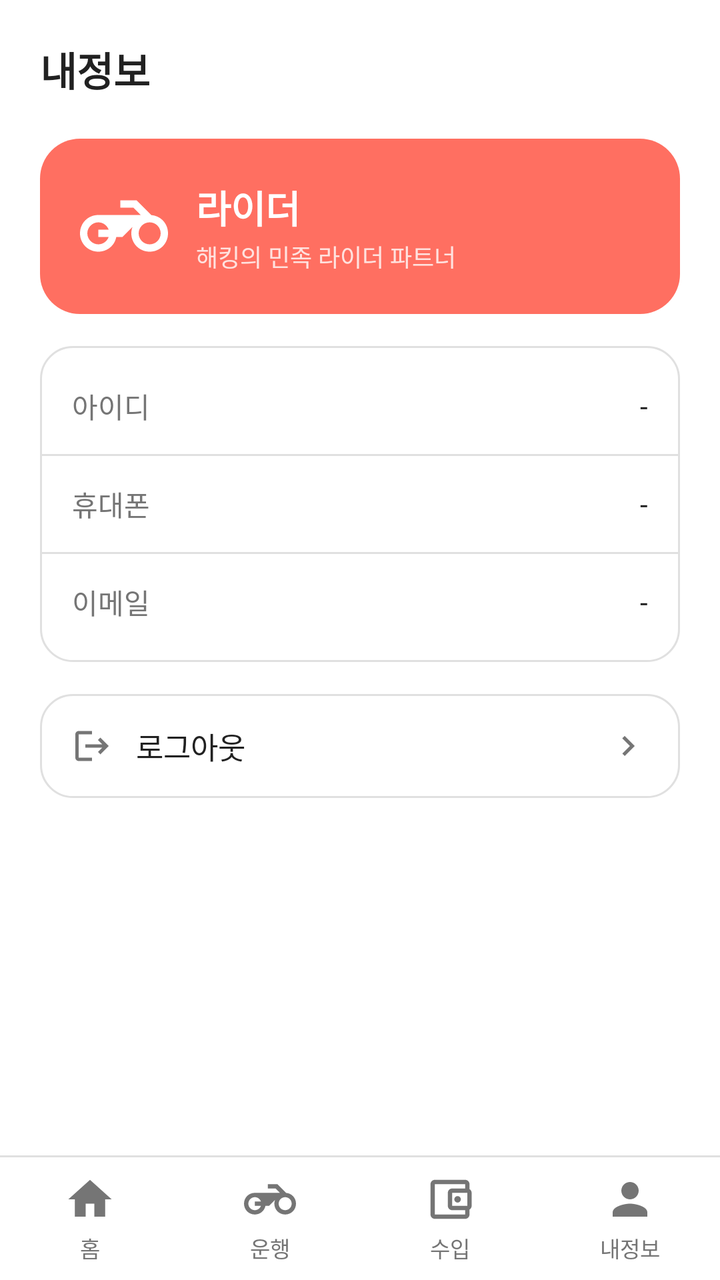
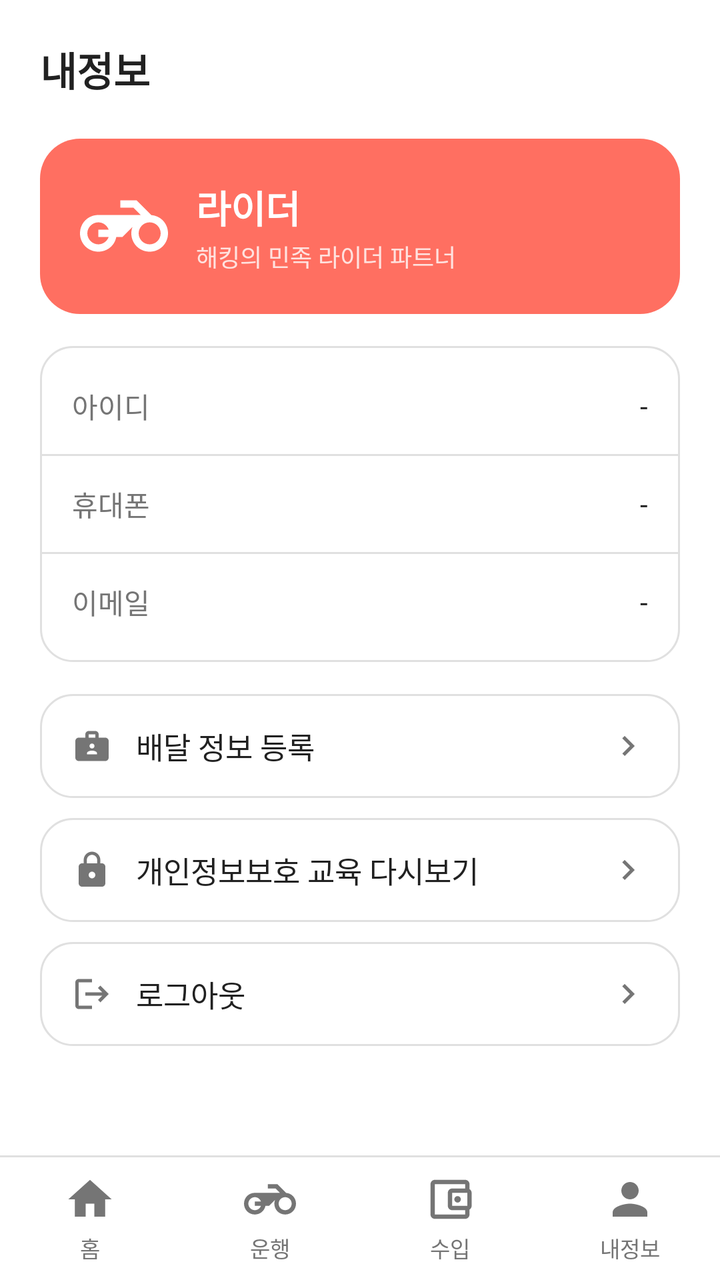

The first picture is an Android layout as it rendered before a commit; the second is the same layout after the commit. The layout source and the unified diff follow.
<!-- AndroidManifest.xml: application theme Theme.Connect -->
<!-- res/layout/activity_mypage.xml -->
<?xml version="1.0" encoding="utf-8"?>
<LinearLayout xmlns:android="http://schemas.android.com/apk/res/android"
    xmlns:app="http://schemas.android.com/apk/res-auto"
    android:layout_width="match_parent"
    android:layout_height="match_parent"
    android:orientation="vertical"
    android:background="@color/bg_deep">

    <TextView
        android:layout_width="match_parent"
        android:layout_height="wrap_content"
        android:text="내정보"
        android:textSize="20sp"
        android:textStyle="bold"
        android:textColor="@color/text_primary"
        android:padding="20dp"/>

    <ScrollView
        android:layout_width="match_parent"
        android:layout_height="0dp"
        android:layout_weight="1">

        <LinearLayout
            android:layout_width="match_parent"
            android:layout_height="wrap_content"
            android:orientation="vertical"
            android:paddingStart="20dp"
            android:paddingEnd="20dp"
            android:paddingBottom="20dp">

            
            <LinearLayout
                android:layout_width="match_parent"
                android:layout_height="wrap_content"
                android:orientation="horizontal"
                android:gravity="center_vertical"
                android:background="@drawable/bg_card_coral"
                android:padding="20dp"
                android:layout_marginBottom="16dp">

                <ImageView
                    android:layout_width="44dp"
                    android:layout_height="44dp"
                    android:src="@drawable/ic_scooter"
                    app:tint="#FFFFFF"
                    android:contentDescription="라이더"/>

                <LinearLayout
                    android:layout_width="0dp"
                    android:layout_height="wrap_content"
                    android:layout_weight="1"
                    android:orientation="vertical"
                    android:layout_marginStart="14dp">

                    <TextView
                        android:id="@+id/tv_nickname"
                        android:layout_width="wrap_content"
                        android:layout_height="wrap_content"
                        android:text="라이더"
                        android:textSize="19sp"
                        android:textStyle="bold"
                        android:textColor="#FFFFFF"/>

                    <TextView
                        android:layout_width="wrap_content"
                        android:layout_height="wrap_content"
                        android:text="해킹의 민족 라이더 파트너"
                        android:textSize="12sp"
                        android:textColor="#CCFFFFFF"
                        android:layout_marginTop="2dp"/>
                </LinearLayout>
            </LinearLayout>

            
            <LinearLayout
                android:layout_width="match_parent"
                android:layout_height="wrap_content"
                android:orientation="vertical"
                android:background="@drawable/bg_card"
                android:paddingTop="6dp"
                android:paddingBottom="6dp">

                <LinearLayout style="@style/MyPageRow">
                    <TextView style="@style/MyPageRowLabel" android:text="아이디"/>
                    <TextView
                        android:id="@+id/tv_username"
                        style="@style/MyPageRowValue"
                        android:text="-"/>
                </LinearLayout>

                <View style="@style/MyPageDivider"/>

                <LinearLayout style="@style/MyPageRow">
                    <TextView style="@style/MyPageRowLabel" android:text="휴대폰"/>
                    <TextView
                        android:id="@+id/tv_phone"
                        style="@style/MyPageRowValue"
                        android:text="-"/>
                </LinearLayout>

                <View style="@style/MyPageDivider"/>

                <LinearLayout style="@style/MyPageRow">
                    <TextView style="@style/MyPageRowLabel" android:text="이메일"/>
                    <TextView
                        android:id="@+id/tv_email"
                        style="@style/MyPageRowValue"
                        android:text="-"/>
                </LinearLayout>
            </LinearLayout>

            
            <LinearLayout
                android:id="@+id/row_logout"
                android:layout_width="match_parent"
                android:layout_height="52dp"
                android:orientation="horizontal"
                android:gravity="center_vertical"
                android:background="@drawable/bg_card"
                android:paddingStart="16dp"
                android:paddingEnd="16dp"
                android:layout_marginTop="16dp"
                android:clickable="true"
                android:focusable="true">

                <ImageView
                    android:layout_width="20dp"
                    android:layout_height="20dp"
                    android:src="@drawable/ic_logout"
                    app:tint="@color/text_secondary"
                    android:contentDescription="로그아웃"/>

                <TextView
                    android:layout_width="0dp"
                    android:layout_height="wrap_content"
                    android:layout_weight="1"
                    android:text="로그아웃"
                    android:textSize="15sp"
                    android:textColor="@color/text_primary"
                    android:layout_marginStart="12dp"/>

                <ImageView
                    android:layout_width="20dp"
                    android:layout_height="20dp"
                    android:src="@drawable/ic_chevron_right"
                    app:tint="@color/text_secondary"
                    android:contentDescription=""/>
            </LinearLayout>

        </LinearLayout>
    </ScrollView>

    <include layout="@layout/bottom_nav"/>

</LinearLayout>
<!-- res/layout/bottom_nav.xml (included above) -->
<?xml version="1.0" encoding="utf-8"?>
<LinearLayout xmlns:android="http://schemas.android.com/apk/res/android"
    xmlns:app="http://schemas.android.com/apk/res-auto"
    android:id="@+id/bottom_nav_root"
    android:layout_width="match_parent"
    android:layout_height="wrap_content"
    android:orientation="vertical"
    android:background="@color/bg_deep">

    <View
        android:layout_width="match_parent"
        android:layout_height="1dp"
        android:background="@color/stroke_dim"/>

    <LinearLayout
        android:layout_width="match_parent"
        android:layout_height="wrap_content"
        android:orientation="horizontal"
        android:paddingTop="8dp"
        android:paddingBottom="8dp">

        
        <LinearLayout
            android:id="@+id/nav_home"
            android:layout_width="0dp"
            android:layout_height="wrap_content"
            android:layout_weight="1"
            android:orientation="vertical"
            android:gravity="center"
            android:clickable="true"
            android:focusable="true"
            android:background="?attr/selectableItemBackgroundBorderless">

            <ImageView
                android:id="@+id/nav_home_icon"
                android:layout_width="26dp"
                android:layout_height="26dp"
                android:src="@drawable/ic_home"
                app:tint="@color/text_secondary"
                android:contentDescription="홈"/>

            <TextView
                android:id="@+id/nav_home_label"
                android:layout_width="wrap_content"
                android:layout_height="wrap_content"
                android:text="홈"
                android:textSize="11sp"
                android:textColor="@color/text_secondary"
                android:layout_marginTop="3dp"/>
        </LinearLayout>

        
        <LinearLayout
            android:id="@+id/nav_delivery"
            android:layout_width="0dp"
            android:layout_height="wrap_content"
            android:layout_weight="1"
            android:orientation="vertical"
            android:gravity="center"
            android:clickable="true"
            android:focusable="true"
            android:background="?attr/selectableItemBackgroundBorderless">

            <FrameLayout
                android:layout_width="wrap_content"
                android:layout_height="wrap_content">

                <ImageView
                    android:id="@+id/nav_delivery_icon"
                    android:layout_width="26dp"
                    android:layout_height="26dp"
                    android:src="@drawable/ic_scooter"
                    app:tint="@color/text_secondary"
                    android:contentDescription="운행"/>

                <TextView
                    android:id="@+id/tv_delivery_badge"
                    android:layout_width="wrap_content"
                    android:layout_height="16dp"
                    android:minWidth="16dp"
                    android:layout_gravity="top|end"
                    android:background="@drawable/bg_notice_badge"
                    android:gravity="center"
                    android:paddingStart="4dp"
                    android:paddingEnd="4dp"
                    android:text=""
                    android:textColor="#FFFFFF"
                    android:textSize="9sp"
                    android:textStyle="bold"
                    android:visibility="gone"/>

            </FrameLayout>

            <TextView
                android:id="@+id/nav_delivery_label"
                android:layout_width="wrap_content"
                android:layout_height="wrap_content"
                android:text="운행"
                android:textSize="11sp"
                android:textColor="@color/text_secondary"
                android:layout_marginTop="3dp"/>
        </LinearLayout>

        
        <LinearLayout
            android:id="@+id/nav_earnings"
            android:layout_width="0dp"
            android:layout_height="wrap_content"
            android:layout_weight="1"
            android:orientation="vertical"
            android:gravity="center"
            android:clickable="true"
            android:focusable="true"
            android:background="?attr/selectableItemBackgroundBorderless">

            <ImageView
                android:id="@+id/nav_earnings_icon"
                android:layout_width="26dp"
                android:layout_height="26dp"
                android:src="@drawable/ic_wallet"
                app:tint="@color/text_secondary"
                android:contentDescription="수입"/>

            <TextView
                android:id="@+id/nav_earnings_label"
                android:layout_width="wrap_content"
                android:layout_height="wrap_content"
                android:text="수입"
                android:textSize="11sp"
                android:textColor="@color/text_secondary"
                android:layout_marginTop="3dp"/>
        </LinearLayout>

        
        <LinearLayout
            android:id="@+id/nav_mypage"
            android:layout_width="0dp"
            android:layout_height="wrap_content"
            android:layout_weight="1"
            android:orientation="vertical"
            android:gravity="center"
            android:clickable="true"
            android:focusable="true"
            android:background="?attr/selectableItemBackgroundBorderless">

            <ImageView
                android:id="@+id/nav_mypage_icon"
                android:layout_width="26dp"
                android:layout_height="26dp"
                android:src="@drawable/ic_person"
                app:tint="@color/text_secondary"
                android:contentDescription="내정보"/>

            <TextView
                android:id="@+id/nav_mypage_label"
                android:layout_width="wrap_content"
                android:layout_height="wrap_content"
                android:text="내정보"
                android:textSize="11sp"
                android:textColor="@color/text_secondary"
                android:layout_marginTop="3dp"/>
        </LinearLayout>

    </LinearLayout>

</LinearLayout>
<!-- resources referenced by this layout -->
<resources>
  <color name="bg_deep">#FFFFFF</color>
  <color name="stroke_dim">#E0E0E0</color>
  <color name="text_primary">#212121</color>
  <color name="text_secondary">#757575</color>
  <!-- drawable bg_card (drawable) -->
  <shape xmlns:android="http://schemas.android.com/apk/res/android">
      <solid android:color="@color/bg_deep"/>
      <stroke android:width="1dp" android:color="@color/stroke_dim"/>
      <corners android:radius="16dp"/>
  </shape>
  <!-- drawable bg_card_coral (drawable) -->
  <shape xmlns:android="http://schemas.android.com/apk/res/android">
      <solid android:color="@color/coral_primary"/>
      <corners android:radius="20dp"/>
  </shape>
  <!-- drawable bg_notice_badge (drawable) -->
  <?xml version="1.0" encoding="utf-8"?>
  <shape xmlns:android="http://schemas.android.com/apk/res/android" android:shape="oval">
      <solid android:color="#F0338D" />
  </shape>
  <!-- drawable ic_chevron_right (drawable) -->
  <vector xmlns:android="http://schemas.android.com/apk/res/android"
      android:width="24dp"
      android:height="24dp"
      android:viewportWidth="24"
      android:viewportHeight="24">
      <path
          android:fillColor="#FF000000"
          android:pathData="M10,6L8.59,7.41 13.17,12l-4.58,4.59L10,18l6,-6z"/>
  </vector>
  <style name="MyPageDivider">
          <item name="android:layout_width">match_parent</item>
          <item name="android:layout_height">1dp</item>
          <item name="android:background">@color/stroke_dim</item>
      </style>
  <style name="MyPageRow">
          <item name="android:layout_width">match_parent</item>
          <item name="android:layout_height">48dp</item>
          <item name="android:orientation">horizontal</item>
          <item name="android:gravity">center_vertical</item>
          <item name="android:paddingStart">16dp</item>
          <item name="android:paddingEnd">16dp</item>
      </style>
  <style name="MyPageRowLabel">
          <item name="android:layout_width">80dp</item>
          <item name="android:layout_height">wrap_content</item>
          <item name="android:textSize">14sp</item>
          <item name="android:textColor">@color/text_secondary</item>
      </style>
  <style name="MyPageRowValue">
          <item name="android:layout_width">0dp</item>
          <item name="android:layout_height">wrap_content</item>
          <item name="android:layout_weight">1</item>
          <item name="android:textSize">14sp</item>
          <item name="android:textColor">@color/text_primary</item>
          <item name="android:gravity">end</item>
      </style>
  <style name="Theme.Connect" parent="Base.Theme.Connect" />
  <color name="coral_primary">#FF6F61</color>
  <!-- unchanged entries left out for length: 6 -->
</resources>

<!-- the commit's change to res/layout/activity_mypage.xml (unified diff, before → after) -->
@@ -111,7 +111,7 @@
 
             
             <LinearLayout
-                android:id="@+id/row_logout"
+                android:id="@+id/row_delivery_info"
                 android:layout_width="match_parent"
                 android:layout_height="52dp"
                 android:orientation="horizontal"
@@ -120,6 +120,82 @@
                 android:paddingStart="16dp"
                 android:paddingEnd="16dp"
                 android:layout_marginTop="16dp"
+                android:clickable="true"
+                android:focusable="true">
+
+                <ImageView
+                    android:layout_width="20dp"
+                    android:layout_height="20dp"
+                    android:src="@drawable/ic_badge"
+                    app:tint="@color/text_secondary"
+                    android:contentDescription="배달 정보"/>
+
+                <TextView
+                    android:layout_width="0dp"
+                    android:layout_height="wrap_content"
+                    android:layout_weight="1"
+                    android:text="배달 정보 등록"
+                    android:textSize="15sp"
+                    android:textColor="@color/text_primary"
+                    android:layout_marginStart="12dp"/>
+
+                <ImageView
+                    android:layout_width="20dp"
+                    android:layout_height="20dp"
+                    android:src="@drawable/ic_chevron_right"
+                    app:tint="@color/text_secondary"
+                    android:contentDescription=""/>
+            </LinearLayout>
+
+            
+            <LinearLayout
+                android:id="@+id/row_education"
+                android:layout_width="match_parent"
+                android:layout_height="52dp"
+                android:orientation="horizontal"
+                android:gravity="center_vertical"
+                android:background="@drawable/bg_card"
+                android:paddingStart="16dp"
+                android:paddingEnd="16dp"
+                android:layout_marginTop="10dp"
+                android:clickable="true"
+                android:focusable="true">
+
+                <ImageView
+                    android:layout_width="20dp"
+                    android:layout_height="20dp"
+                    android:src="@drawable/ic_lock"
+                    app:tint="@color/text_secondary"
+                    android:contentDescription="개인정보보호"/>
+
+                <TextView
+                    android:layout_width="0dp"
+                    android:layout_height="wrap_content"
+                    android:layout_weight="1"
+                    android:text="개인정보보호 교육 다시보기"
+                    android:textSize="15sp"
+                    android:textColor="@color/text_primary"
+                    android:layout_marginStart="12dp"/>
+
+                <ImageView
+                    android:layout_width="20dp"
+                    android:layout_height="20dp"
+                    android:src="@drawable/ic_chevron_right"
+                    app:tint="@color/text_secondary"
+                    android:contentDescription=""/>
+            </LinearLayout>
+
+            
+            <LinearLayout
+                android:id="@+id/row_logout"
+                android:layout_width="match_parent"
+                android:layout_height="52dp"
+                android:orientation="horizontal"
+                android:gravity="center_vertical"
+                android:background="@drawable/bg_card"
+                android:paddingStart="16dp"
+                android:paddingEnd="16dp"
+                android:layout_marginTop="10dp"
                 android:clickable="true"
                 android:focusable="true">
 
<!-- resource entries referenced after the edit -->
@@ -20,6 +20,17 @@
   <shape xmlns:android="http://schemas.android.com/apk/res/android" android:shape="oval">
       <solid android:color="#F0338D" />
   </shape>
+  <!-- drawable ic_badge (drawable) -->
+  <vector xmlns:android="http://schemas.android.com/apk/res/android"
+      android:width="24dp"
+      android:height="24dp"
+      android:viewportWidth="24"
+      android:viewportHeight="24"
+      android:tint="?attr/colorControlNormal">
+      <path
+          android:fillColor="@android:color/white"
+          android:pathData="M20,7h-4L16,5c0,-1.1 -0.9,-2 -2,-2h-4c-1.1,0 -2,0.9 -2,2v2L4,7c-1.1,0 -1.99,0.9 -1.99,2L2,19c0,1.1 0.9,2 2,2h16c1.1,0 2,-0.9 2,-2L22,9c0,-1.1 -0.9,-2 -2,-2zM10,5h4v2h-4L10,5zM12,10.5c0.83,0 1.5,0.67 1.5,1.5s-0.67,1.5 -1.5,1.5 -1.5,-0.67 -1.5,-1.5 0.67,-1.5 1.5,-1.5zM15,17L9,17v-0.75c0,-1 2,-1.5 3,-1.5s3,0.5 3,1.5L15,17z"/>
+  </vector>
   <!-- drawable ic_chevron_right (drawable) -->
   <vector xmlns:android="http://schemas.android.com/apk/res/android"
       android:width="24dp"
@@ -29,6 +40,17 @@
       <path
           android:fillColor="#FF000000"
           android:pathData="M10,6L8.59,7.41 13.17,12l-4.58,4.59L10,18l6,-6z"/>
+  </vector>
+  <!-- drawable ic_lock (drawable) -->
+  <vector xmlns:android="http://schemas.android.com/apk/res/android"
+      android:width="24dp"
+      android:height="24dp"
+      android:viewportWidth="24"
+      android:viewportHeight="24"
+      android:tint="?attr/colorControlNormal">
+      <path
+          android:fillColor="@android:color/white"
+          android:pathData="M18,8h-1L17,6c0,-2.76 -2.24,-5 -5,-5S7,3.24 7,6v2L6,8c-1.1,0 -2,0.9 -2,2v10c0,1.1 0.9,2 2,2h12c1.1,0 2,-0.9 2,-2L20,10c0,-1.1 -0.9,-2 -2,-2zM12,17c-1.1,0 -2,-0.9 -2,-2s0.9,-2 2,-2 2,0.9 2,2 -0.9,2 -2,2zM15.1,8L8.9,8L8.9,6c0,-1.71 1.39,-3.1 3.1,-3.1 1.71,0 3.1,1.39 3.1,3.1v2z"/>
   </vector>
   <style name="MyPageDivider">
           <item name="android:layout_width">match_parent</item>
